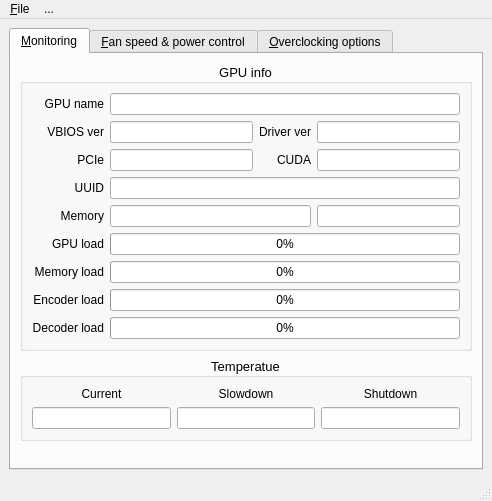
Before: the Qt Designer form ui/mainwindow.ui in AlexandrAlexeev7119/NvCtrl-linux, drawn with Qt 5.
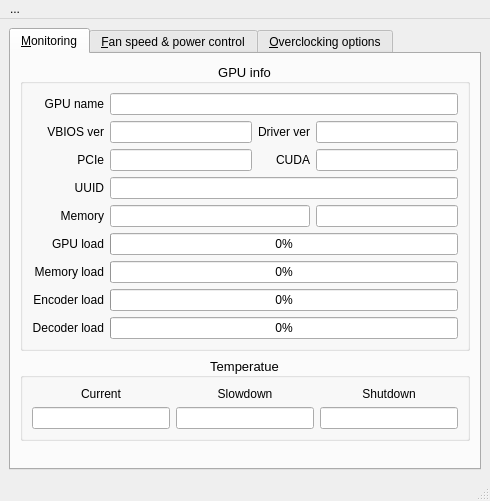
After: the same form once the commit is applied.

What changed in the file:
```diff
--- a/ui/mainwindow.ui
+++ b/ui/mainwindow.ui
@@ -6,7 +6,7 @@
    <rect>
     <x>0</x>
     <y>0</y>
-    <width>492</width>
+    <width>490</width>
     <height>501</height>
    </rect>
   </property>
@@ -1000,16 +1000,10 @@
     <rect>
      <x>0</x>
      <y>0</y>
-     <width>492</width>
+     <width>490</width>
      <height>23</height>
     </rect>
    </property>
-   <widget class="QMenu" name="menuFile">
-    <property name="title">
-     <string>&amp;File</string>
-    </property>
-    <addaction name="action_Exit"/>
-   </widget>
    <widget class="QMenu" name="menuSettings">
     <property name="title">
      <string>...</string>
@@ -1017,7 +1011,6 @@
     <addaction name="actionShow_hide_app_window"/>
     <addaction name="actionSettings"/>
    </widget>
-   <addaction name="menuFile"/>
    <addaction name="menuSettings"/>
   </widget>
   <widget class="QStatusBar" name="statusbar"/>
```
Left out of the diff: 11 changed lines with no effect on the pictures.
